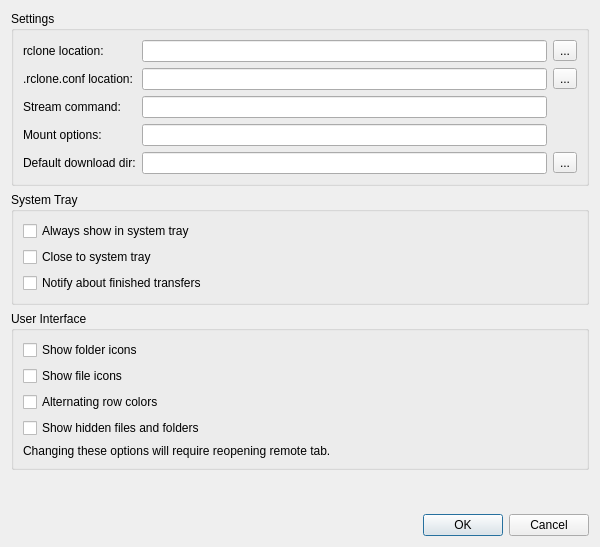
First picture: the form in src/preferences_dialog.ui, repository SysAdminDoc/RcloneBrowserNG, before the edit.
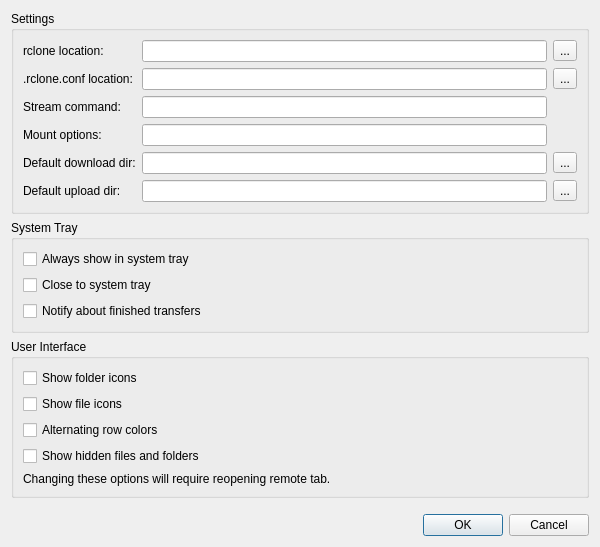
Second picture: the form after the edit.

Commit message:
default upload folder
Add default upload folder to preferences and use it for default destination in Upload transfer window

What changed in the file:
```diff
--- a/src/preferences_dialog.ui
+++ b/src/preferences_dialog.ui
@@ -100,6 +100,23 @@
         </property>
        </widget>
       </item>
+      <item row="7" column="0">
+       <widget class="QLabel" name="label_u">
+        <property name="text">
+         <string>Default upload dir:</string>
+        </property>
+       </widget>
+      </item>
+      <item row="7" column="1">
+       <widget class="QLineEdit" name="defaultUploadDir"/>
+      </item>
+      <item row="7" column="2">
+       <widget class="QToolButton" name="defaultUploadDirBrowse">
+        <property name="text">
+         <string>...</string>
+        </property>
+       </widget>
+      </item>
      </layout>
     </widget>
    </item>
```
Left out of the diff: 2 changed lines with no effect on the pictures. The commit also changes 4 other files.
